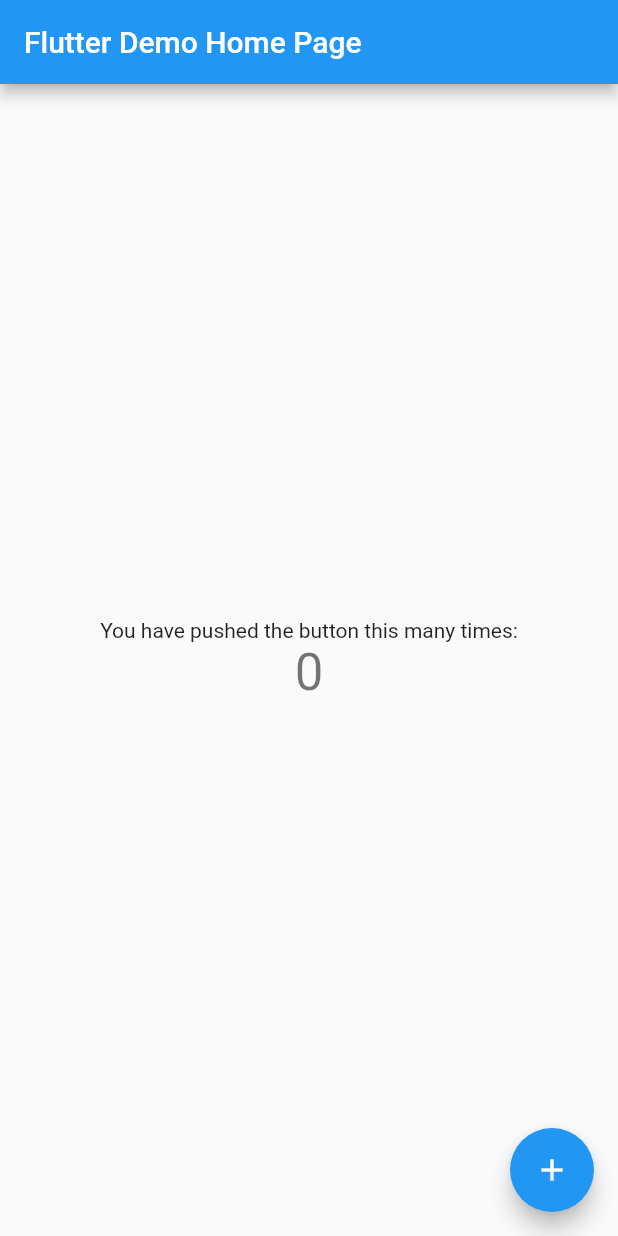
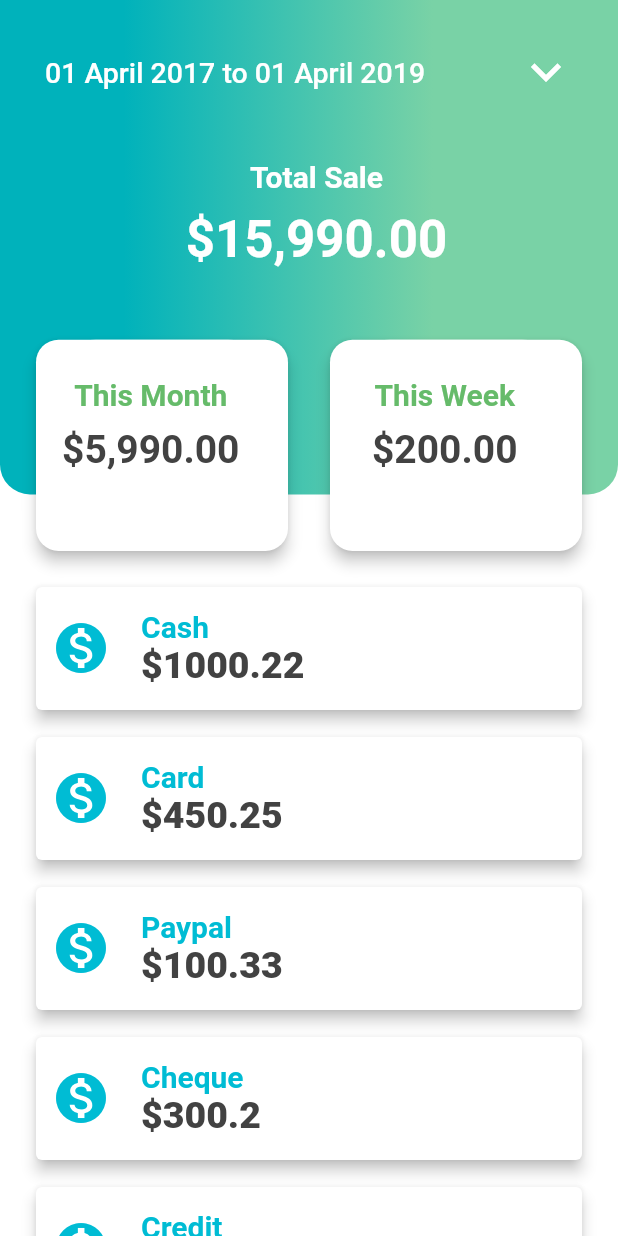
Before and after one commit to MBafna19/InvestingApp, a Flutter app: the screen it shows after launch, on a phone screen of 412 x 824 dp. Run offline on Flutter 3.47's test engine with Material 2 defaults, Android fonts, the phone set to English and light mode, and no system bars.

Commit message:
put in template

```diff
--- a/lib/main.dart
+++ b/lib/main.dart
@@ -1,117 +1,18 @@
 import 'package:flutter/material.dart';
+import 'package:sales_app_ui/ui/home.dart';
 
-void main() {
-  runApp(MyApp());
-}
+void main() => runApp(MyApp());
 
 class MyApp extends StatelessWidget {
-  // This widget is the root of your application.
+  var title = "Sales UI";
   @override
   Widget build(BuildContext context) {
     return MaterialApp(
-      title: 'Flutter Demo',
-      theme: ThemeData(
-        // This is the theme of your application.
-        //
-        // Try running your application with "flutter run". You'll see the
-        // application has a blue toolbar. Then, without quitting the app, try
-        // changing the primarySwatch below to Colors.green and then invoke
-        // "hot reload" (press "r" in the console where you ran "flutter run",
-        // or simply save your changes to "hot reload" in a Flutter IDE).
-        // Notice that the counter didn't reset back to zero; the application
-        // is not restarted.
-        primarySwatch: Colors.blue,
-        // This makes the visual density adapt to the platform that you run
-        // the app on. For desktop platforms, the controls will be smaller and
-        // closer together (more dense) than on mobile platforms.
-        visualDensity: VisualDensity.adaptivePlatformDensity,
+      title: "$title",
+      debugShowCheckedModeBanner: false,
+      home: Home(
+        header: "$title",
       ),
-      home: MyHomePage(title: 'Flutter Demo Home Page'),
     );
   }
 }
-
-class MyHomePage extends StatefulWidget {
-  MyHomePage({Key key, this.title}) : super(key: key);
-
-  // This widget is the home page of your application. It is stateful, meaning
-  // that it has a State object (defined below) that contains fields that affect
-  // how it looks.
-
-  // This class is the configuration for the state. It holds the values (in this
-  // case the title) provided by the parent (in this case the App widget) and
-  // used by the build method of the State. Fields in a Widget subclass are
-  // always marked "final".
-
-  final String title;
-
-  @override
-  _MyHomePageState createState() => _MyHomePageState();
-}
-
-class _MyHomePageState extends State<MyHomePage> {
-  int _counter = 0;
-
-  void _incrementCounter() {
-    setState(() {
-      // This call to setState tells the Flutter framework that something has
-      // changed in this State, which causes it to rerun the build method below
-      // so that the display can reflect the updated values. If we changed
-      // _counter without calling setState(), then the build method would not be
-      // called again, and so nothing would appear to happen.
-      _counter++;
-    });
-  }
-
-  @override
-  Widget build(BuildContext context) {
-    // This method is rerun every time setState is called, for instance as done
-    // by the _incrementCounter method above.
-    //
-    // The Flutter framework has been optimized to make rerunning build methods
-    // fast, so that you can just rebuild anything that needs updating rather
-    // than having to individually change instances of widgets.
-    return Scaffold(
-      appBar: AppBar(
-        // Here we take the value from the MyHomePage object that was created by
-        // the App.build method, and use it to set our appbar title.
-        title: Text(widget.title),
-      ),
-      body: Center(
-        // Center is a layout widget. It takes a single child and positions it
-        // in the middle of the parent.
-        child: Column(
-          // Column is also a layout widget. It takes a list of children and
-          // arranges them vertically. By default, it sizes itself to fit its
-          // children horizontally, and tries to be as tall as its parent.
-          //
-          // Invoke "debug painting" (press "p" in the console, choose the
-          // "Toggle Debug Paint" action from the Flutter Inspector in Android
-          // Studio, or the "Toggle Debug Paint" command in Visual Studio Code)
-          // to see the wireframe for each widget.
-          //
-          // Column has various properties to control how it sizes itself and
-          // how it positions its children. Here we use mainAxisAlignment to
-          // center the children vertically; the main axis here is the vertical
-          // axis because Columns are vertical (the cross axis would be
-          // horizontal).
-          mainAxisAlignment: MainAxisAlignment.center,
-          children: <Widget>[
-            Text(
-              'You have pushed the button this many times:',
-            ),
-            Text(
-              '$_counter',
-              style: Theme.of(context).textTheme.headline4,
-            ),
-          ],
-        ),
-      ),
-      floatingActionButton: FloatingActionButton(
-        onPressed: _incrementCounter,
-        tooltip: 'Increment',
-        child: Icon(Icons.add),
-      ), // This trailing comma makes auto-formatting nicer for build methods.
-    );
-  }
-}
--- /dev/null
+++ b/lib/ui/home.dart
@@ -0,0 +1,194 @@
+import 'package:flutter/material.dart';
+import 'package:sales_app_ui/widget/payment_methods.dart';
+import 'package:sales_app_ui/widget/spending.dart';
+
+class Home extends StatefulWidget {
+  final String header;
+
+  Home({Key key, this.header}) : super(key: key);
+
+  @override
+  _HomeState createState() => _HomeState();
+}
+
+class _HomeState extends State<Home> {
+  @override
+  Widget build(BuildContext context) {
+    return Scaffold(
+      backgroundColor: Colors.white,
+      body: SingleChildScrollView(
+        child: Stack(
+          children: <Widget>[
+            Column(
+              children: <Widget>[
+                Container(
+                  decoration: BoxDecoration(
+                    borderRadius: BorderRadius.only(
+                      bottomLeft: Radius.circular(20.0),
+                      bottomRight: Radius.circular(20.0),
+                    ),
+
+                    gradient: LinearGradient(
+                      begin: Alignment.centerLeft,
+                      end: Alignment.centerRight,
+                      // Add one stop for each color. Stops should increase from 0 to 1
+                      stops: [0.2, 0.7],
+                      colors: [
+                        Color(0xff00b2bb),
+                        Color(0xff79d2a6),
+//                        Colors.blue[400],
+//                        Colors.blue[300],
+                      ],
+                      // stops: [0.0, 0.1],
+                    ),
+                  ),
+
+                  height: MediaQuery.of(context).size.height * .40,
+                  padding: EdgeInsets.only(top: 20, left: 30, right: 20),
+                  child: Column(
+                    children: <Widget>[
+                      Row(
+                        mainAxisAlignment: MainAxisAlignment.spaceBetween,
+                        children: <Widget>[
+                          Text("01 April 2017 to 01 April 2019",
+                            style: TextStyle(
+                              color: Colors.white,
+                              fontSize: 19.0,
+                              fontWeight: FontWeight.w500,
+                            ),
+                          ),
+                          IconButton(
+                            icon: Icon(
+                              Icons.keyboard_arrow_down,
+                              color: Colors.white,
+                            ),
+                            iconSize: 40.0,
+                            onPressed: () {},
+                          )
+                        ],
+                      ),
+                      SizedBox(height: 30),
+                      Text(
+                        "Total Sale",
+                        style: TextStyle(
+                            color: Colors.white,
+                            fontSize: 20.0,
+                            fontWeight: FontWeight.bold),
+                      ),
+                      SizedBox(height: 10),
+                      Text(
+                        r"$15,990.00",
+                        style: TextStyle(
+                            color: Colors.white,
+                            fontSize: 34.0,
+                            fontWeight: FontWeight.bold),
+                      ),
+                      SizedBox(height: 10),
+                    ],
+                  ),
+                ),
+//                Container(
+//                  height: MediaQuery.of(context).size.height * .75,
+//                  color: Colors.white,
+//                ),
+              ],
+            ),
+
+            Container(
+              alignment: Alignment.topCenter,
+              padding: new EdgeInsets.only(
+                  top: MediaQuery.of(context).size.height * .27,
+                  right: 20.0,
+                  left: 20.0),
+              child: new Container(
+                height: MediaQuery.of(context).size.height,
+                width: MediaQuery.of(context).size.width,
+                child: GridView(
+                  primary: false,
+                  shrinkWrap: true,
+                  gridDelegate: SliverGridDelegateWithFixedCrossAxisCount(
+                    crossAxisCount: 2,
+                    childAspectRatio: MediaQuery.of(context).size.width /
+                        (MediaQuery.of(context).size.height / 2.5),
+                  ),
+                  children: <Widget>[
+
+                    Container(
+                      padding: EdgeInsets.only(right: 10.0),
+                      child: Spendings(
+                        name: "This Month",
+                        amount: r"$5,990.00",
+                      ),
+                    ),
+
+                    Container(
+                      padding: EdgeInsets.only(left: 10.0),
+                      child: Spendings(
+                        name: "This Week",
+                        amount: r"$200.00",
+                      ),
+                    ),
+
+
+
+                  ],
+                ),
+              ),
+            ),
+
+            Container(
+              alignment: Alignment.topCenter,
+              padding: new EdgeInsets.only(
+                  top: MediaQuery.of(context).size.height * .47,
+                  right: 20.0,
+                  left: 20.0),
+              child: new Container(
+                height: MediaQuery.of(context).size.height,
+                width: MediaQuery.of(context).size.width,
+                child: ListView(
+                  primary: false,
+                  children: <Widget>[
+
+                    PaymentMethods(
+                      name: "Cash",
+                      amount: r"$1000.22",
+                    ),
+
+                    SizedBox(height: 10.0,),
+
+                    PaymentMethods(
+                      name: "Card",
+                      amount: r"$450.25",
+                    ),
+
+                    SizedBox(height: 10.0,),
+
+                    PaymentMethods(
+                      name: "Paypal",
+                      amount: r"$100.33",
+                    ),
+
+                    SizedBox(height: 10.0,),
+
+                    PaymentMethods(
+                      name: "Cheque",
+                      amount: r"$300.2",
+                    ),
+
+                    SizedBox(height: 10.0,),
+
+                    PaymentMethods(
+                      name: "Credit",
+                      amount: r"$0.0",
+                    ),
+                  ],
+                ),
+              ),
+            ),
+
+          ],
+        ),
+      ),
+    );
+  }
+}
--- /dev/null
+++ b/lib/widget/payment_methods.dart
@@ -0,0 +1,78 @@
+import 'package:flutter/material.dart';
+
+class PaymentMethods extends StatelessWidget {
+
+  final String name;
+  final String amount;
+  PaymentMethods({
+    Key key,
+    @required this.name,
+    @required this.amount,
+  }) : super(key: key);
+
+
+  @override
+  Widget build(BuildContext context) {
+    return Card(
+      elevation: 4.0,
+      child: InkWell(
+        onTap: () => print("tapped"),
+        child: Container(
+          padding: EdgeInsets.only(top: 15.0, bottom: 15.0, right: 15.0),
+          decoration: BoxDecoration(
+              color: Colors.white,
+              borderRadius: BorderRadius.circular(22.0)),
+          child: Row(
+            mainAxisAlignment: MainAxisAlignment.start,
+            children: <Widget>[
+              Padding(
+                padding: EdgeInsets.only(left: 10.0, right: 20.0),
+                child: Icon(
+                  Icons.monetization_on,
+                  color: Colors.cyan,
+                  size: 40.0,
+                ),
+              ),
+              Expanded(
+                child: Column(
+                  crossAxisAlignment: CrossAxisAlignment.start,
+                  children: <Widget>[
+                    Column(
+                      children: <Widget>[
+                        Align(
+                          alignment: Alignment.centerLeft,
+                          child: Text(
+                            name,
+                            textAlign: TextAlign.left,
+                            style: TextStyle(
+                              fontSize: 20.0,
+                              fontWeight: FontWeight.bold,
+                              color: Colors.cyan,
+                            ),
+                          ),
+                        ),
+
+                        Align(
+                          alignment: Alignment.centerLeft,
+                          child: Text("$amount",
+                            style: TextStyle(
+                              fontSize: 25.0,
+                              fontWeight: FontWeight.w900,
+                              color: Colors.grey[800],
+                            ),
+                          ),
+                        ),
+
+
+                      ],
+                    ),
+                  ],
+                ),
+              ),
+            ],
+          ),
+        ),
+      ),
+    );
+  }
+}
--- /dev/null
+++ b/lib/widget/spending.dart
@@ -0,0 +1,64 @@
+import 'package:flutter/material.dart';
+
+class Spendings extends StatelessWidget {
+  final String name;
+  final String amount;
+  Spendings({
+    Key key,
+    @required this.name,
+    @required this.amount,
+  }) : super(key: key);
+
+  @override
+  Widget build(BuildContext context) {
+    return Card(
+      shape: RoundedRectangleBorder(borderRadius: BorderRadius.circular(15.0)),
+      elevation: 4.0,
+      child: InkWell(
+        onTap: () => print("tapped"),
+        child: Container(
+          alignment: Alignment.center,
+          padding: EdgeInsets.only(top: 15.0, bottom: 0.0, right: 15.0),
+          decoration: BoxDecoration(
+            color: Colors.white,
+            borderRadius: BorderRadius.circular(40.0),
+          ),
+          child: Row(
+            mainAxisAlignment: MainAxisAlignment.center,
+            children: <Widget>[
+              Center(
+                child: Column(
+                  crossAxisAlignment: CrossAxisAlignment.start,
+                  children: <Widget>[
+                    SizedBox(height: 10.0),
+                    Column(
+                      children: <Widget>[
+                        Text(
+                          name,
+                          style: TextStyle(
+                            fontSize: 20.0,
+                            fontWeight: FontWeight.bold,
+                            color: Colors.green[400],
+                          ),
+                        ),
+                        SizedBox(height: 10.0),
+                        Text(
+                          "$amount",
+                          style: TextStyle(
+                            fontSize: 26.0,
+                            fontWeight: FontWeight.bold,
+                            color: Colors.grey[800],
+                          ),
+                        ),
+                      ],
+                    ),
+                  ],
+                ),
+              ),
+            ],
+          ),
+        ),
+      ),
+    );
+  }
+}
```
Also changed, not shown: pubspec.yaml (+11 -15 lines), pubspec.lock, 25 other files.
